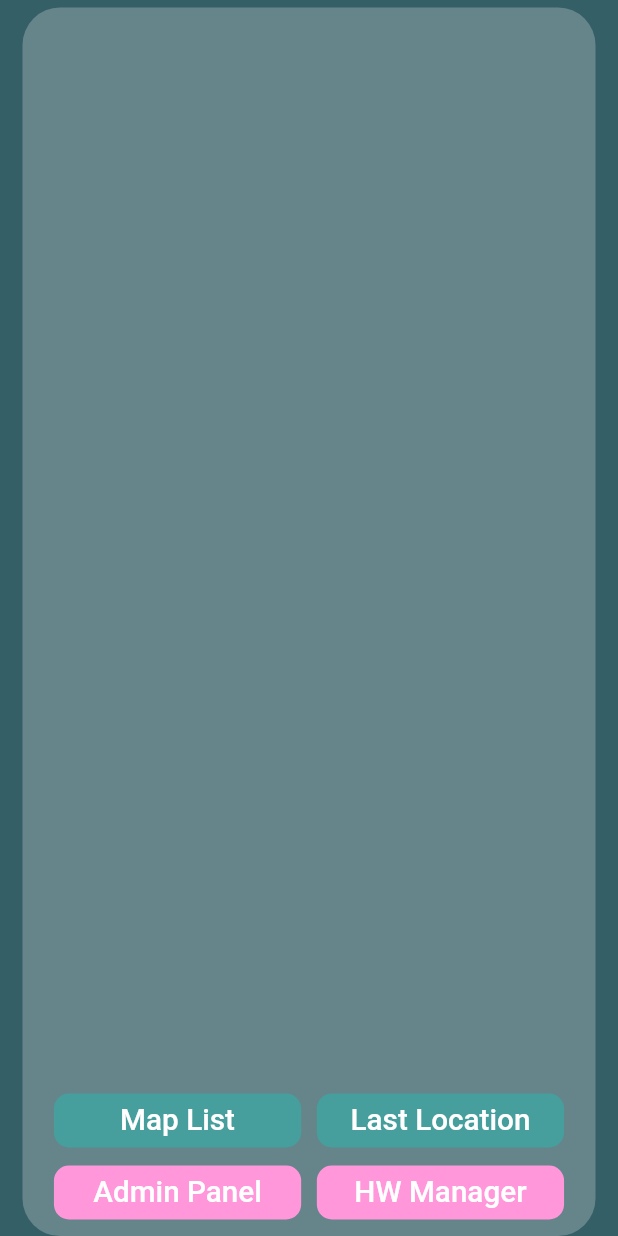
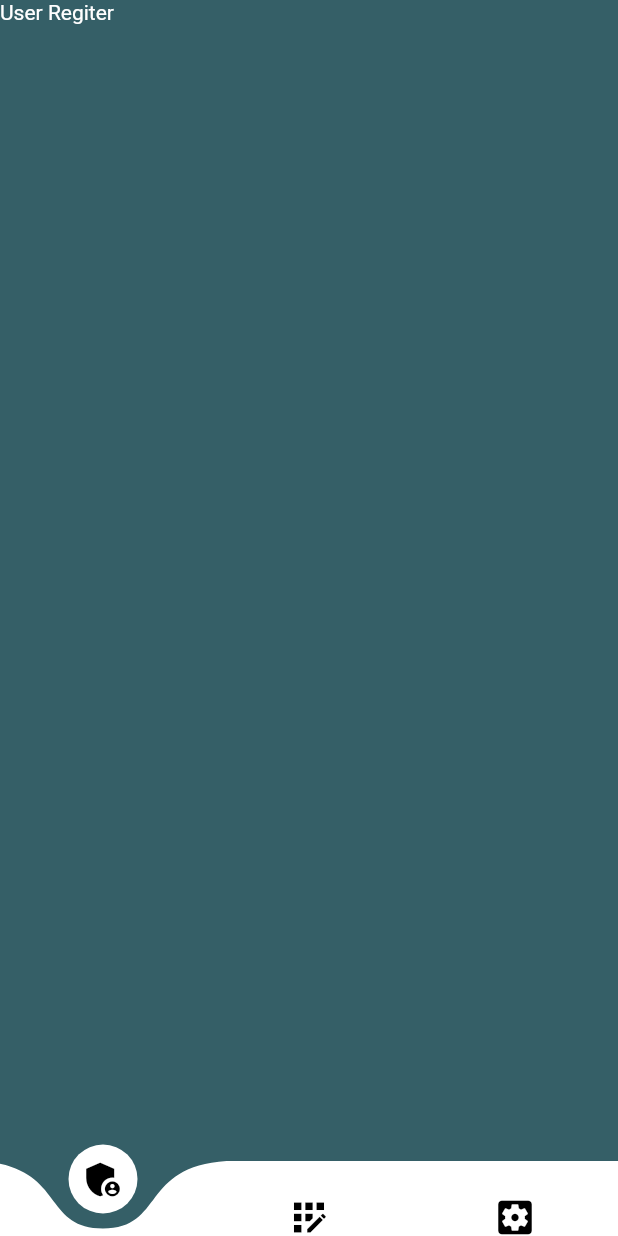
Before and after one commit to kanggara75/TheSiS_App_Flutter, a Flutter app: the AdminButton widget shown alone on an empty page, opened directly, after a tap on "Admin Panel", on a phone screen of 412 x 824 dp. Run offline on Flutter 3.47's test engine with Material 2 defaults, Android fonts, the phone set to English and light mode, and no system bars; drawn by our look-alikes of curved_navigation_bar; our stand-ins replace fl_chart, flutter_svg, fluttertoast, geocoding, location, lottie and 1 more; missing offline and left inert: here_sdk; accounts and stored records are empty; network calls fail; Roboto replaces fonts that are missing (Proxima); project files that could hold a hidden picture were left out.

Commit message:
add AdminPanel

```diff
--- a/lib/config/routes.dart
+++ b/lib/config/routes.dart
@@ -27,4 +27,5 @@ final Map<String, WidgetBuilder> routes = {
   ControlScreen.routeName: (context) => ControlScreen(),
   UserHomeScreen.routeName: (context) => UserHomeScreen(),
   AdminHomeScreen.routeName: (context) => AdminHomeScreen(),
+  AdminPanelScreen.routeName: (context) => AdminPanelScreen(),
 };
--- a/lib/controllers/Navbar.dart
+++ b/lib/controllers/Navbar.dart
@@ -5,8 +5,10 @@ import 'package:thesis_app/controllers/Admin.dart';
 import 'package:thesis_app/config/size_config.dart';
 import 'package:thesis_app/controllers/Profile.dart';
 import 'package:thesis_app/controllers/Dashboard.dart';
+import 'package:thesis_app/views/admin/adminPanel.dart';
 import 'package:thesis_app/views/navBar/user_Navbar.dart';
 import 'package:thesis_app/views/navBar/admin_Navbar.dart';
+import 'package:thesis_app/views/navBar/adminPanel_Navbar.dart';
 
 class UserScreen extends StatelessWidget {
   static String routeName = "/user";
@@ -25,6 +27,16 @@ class AdminScreen extends StatelessWidget {
   Widget build(BuildContext context) {
     return Scaffold(
       body: AdminNavBar(),
+    );
+  }
+}
+
+class AdminPanelScreen extends StatelessWidget {
+  static String routeName = '/adminpanel';
+  @override
+  Widget build(BuildContext context) {
+    return Scaffold(
+      body: AdminPanel(),
     );
   }
 }
@@ -96,3 +108,34 @@ abstract class UserNavBarController extends State<UserNavBar> {
     }
   }
 }
+
+abstract class AdminPanelController extends State<AdminPanel> {
+  int pageIndex = 0;
+
+  Widget showPage = new UserRegister();
+
+  final UserRegister _userRegister = new UserRegister();
+  final UserManager _userManager = new UserManager();
+  final Setting _setting = new Setting();
+
+  pageChooser(int page) {
+    switch (page) {
+      case 0:
+        return _userRegister;
+        break;
+      case 1:
+        return _userManager;
+        break;
+      case 2:
+        return _setting;
+        break;
+
+      default:
+        return new Container(
+          child: new Center(
+            child: new Text("Page Not Availabel yet...!"),
+          ),
+        );
+    }
+  }
+}
--- /dev/null
+++ b/lib/views/admin/adminPanel.dart
@@ -0,0 +1,29 @@
+import 'package:flutter/material.dart';
+// import 'package:thesis_app/controllers/Admin.dart';
+
+class UserRegister extends StatelessWidget {
+  @override
+  Widget build(BuildContext context) {
+    return Container(
+      child: Text("User Regiter"),
+    );
+  }
+}
+
+class UserManager extends StatelessWidget {
+  @override
+  Widget build(BuildContext context) {
+    return Container(
+      child: Text("User Management"),
+    );
+  }
+}
+
+class Setting extends StatelessWidget {
+  @override
+  Widget build(BuildContext context) {
+    return Container(
+      child: Text("Setting"),
+    );
+  }
+}
--- a/lib/views/admin/button.dart
+++ b/lib/views/admin/button.dart
@@ -1,5 +1,6 @@
 import 'package:flutter/material.dart';
 import 'package:thesis_app/config/size_config.dart';
+import 'package:thesis_app/controllers/Navbar.dart';
 import 'package:thesis_app/helper/default_button.dart';
 import 'package:thesis_app/models/Locator.dart';
 
@@ -56,7 +57,9 @@ class AdminButton extends StatelessWidget {
                   FnButton(
                     text: "Admin Panel",
                     color: Color.fromARGB(255, 255, 151, 218),
-                    // press: showToast,
+                    press: () {
+                      Navigator.pushNamed(context, AdminPanelScreen.routeName);
+                    },
                   ),
                   FnButton(
                     text: "HW Manager",
--- /dev/null
+++ b/lib/views/navBar/adminPanel_Navbar.dart
@@ -0,0 +1,53 @@
+import 'package:flutter/material.dart';
+import 'package:thesis_app/controllers/Navbar.dart';
+import 'package:curved_navigation_bar/curved_navigation_bar.dart';
+
+class AdminPanel extends StatefulWidget {
+  @override
+  _AdminPanelState createState() => _AdminPanelState();
+}
+
+class _AdminPanelState extends AdminPanelController {
+  int tap;
+
+  @override
+  Widget build(BuildContext context) {
+    return Scaffold(
+      bottomNavigationBar: CurvedNavigationBar(
+        height: 50.0,
+        items: [
+          Icon(
+            Icons.admin_panel_settings,
+            size: 30,
+            color: tap == 0 ? Color(0xFF06b3fa) : Color.fromARGB(255, 0, 0, 0),
+          ),
+          Icon(
+            Icons.app_registration,
+            size: 30,
+            color: tap == 1 ? Color(0xFF06b3fa) : Color.fromARGB(255, 0, 0, 0),
+          ),
+          Icon(
+            Icons.settings_applications,
+            size: 30,
+            color: tap == 2 ? Color(0xFF06b3fa) : Color.fromARGB(255, 0, 0, 0),
+          ),
+        ],
+        color: Colors.white,
+        buttonBackgroundColor: Colors.white,
+        backgroundColor: Colors.transparent,
+        animationCurve: Curves.easeInOut,
+        animationDuration: Duration(milliseconds: 600),
+        onTap: (int tapedIndex) {
+          setState(
+            () {
+              showPage = pageChooser(tapedIndex);
+              tap = tapedIndex.toInt();
+              print(tap);
+            },
+          );
+        },
+      ),
+      body: showPage,
+    );
+  }
+}
```
